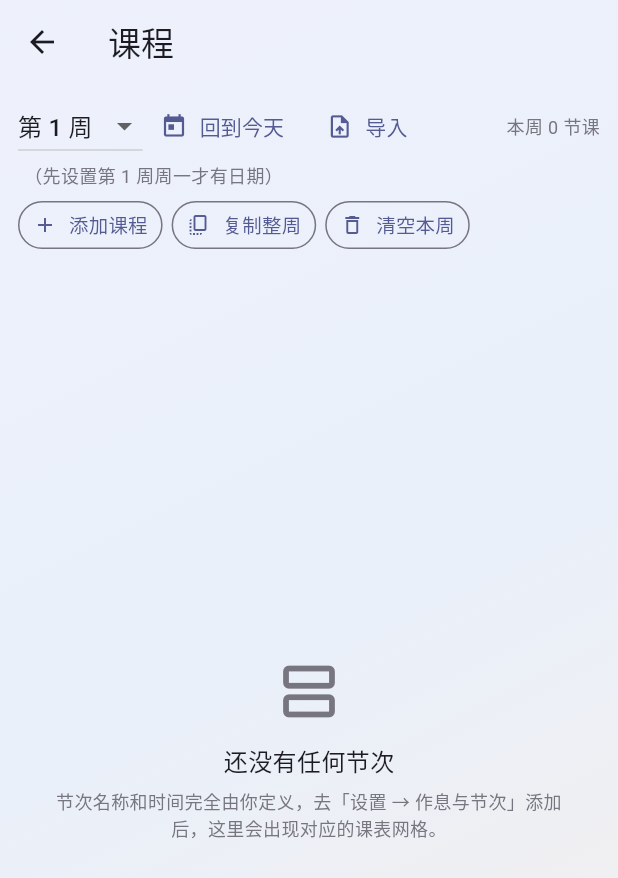
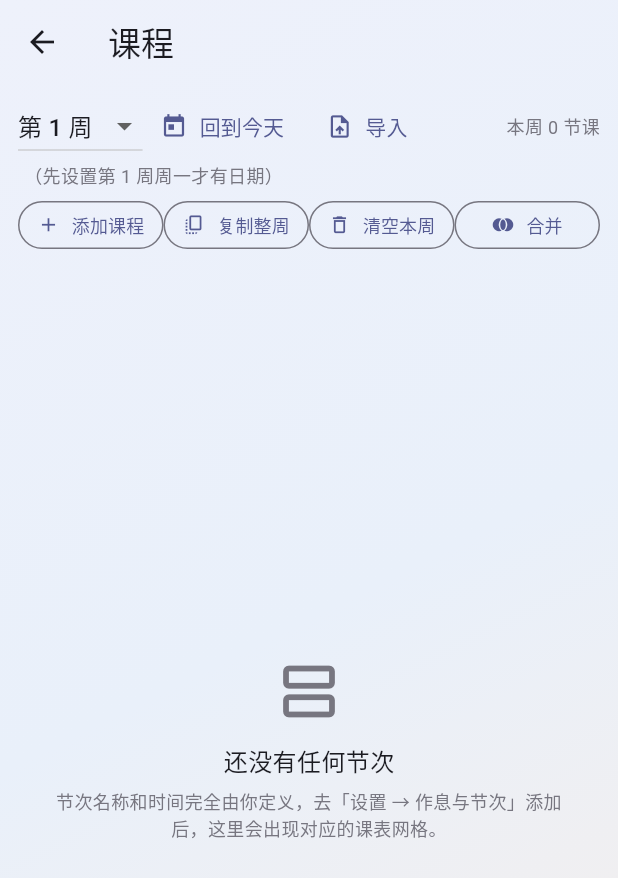
Before and after one commit to youkeisen/CloudLife, a Flutter app: the screen it shows after launch, item 2 of the bottom bar chosen, after a tap on "课程", on a phone screen of 412 x 824 dp. Shown: the top 878 px of the screen. Run offline on Flutter 3.47's test engine with Material 3 defaults, Android fonts, the light colour scheme and no system bars; our stand-ins replace file_picker, geolocator, package_info_plus; missing offline and left inert: syncfusion_flutter_pdf.

Commit message:
手机版 1.4.3：课表合并连堂（合并模式点选相邻格子）+ 工具栏四按钮平分一行

```diff
--- a/mobile/lib/changelog.dart
+++ b/mobile/lib/changelog.dart
@@ -4,6 +4,13 @@ library;
 
 /// (版本号, 变更列表)
 const List<(String, List<String>)> kChangelog = <(String, List<String>)>[
+  (
+    '1.4.3',
+    <String>[
+      '课表支持合并连堂：点「合并」进入选择模式，点选同一节课的 2~3 个相邻格子合成一节连堂（适合导入后散开的课）',
+      '课程页工具栏四个按钮平分一行',
+    ],
+  ),
   (
     '1.4.2',
     <String>[
--- a/mobile/lib/ui/courses_page.dart
+++ b/mobile/lib/ui/courses_page.dart
@@ -569,45 +569,73 @@ class _CoursesPageState extends State<CoursesPage> {
         ),
         Padding(
           padding: const EdgeInsets.fromLTRB(12, 4, 12, 4),
-          child: Wrap(
-            spacing: 6,
+          child: Row(
             children: <Widget>[
-              OutlinedButton.icon(
+              _toolbarBtn(
                 key: const ValueKey('btn-add-course'),
-                style: OutlinedButton.styleFrom(
-                  visualDensity: VisualDensity.compact,
-                  padding: const EdgeInsets.symmetric(horizontal: 10),
-                ),
                 onPressed: () => _openEditor(),
-                icon: const Icon(Icons.add, size: 16),
-                label: const Text('添加课程',
-                    style: TextStyle(fontSize: 13)),
+                icon: Icons.add,
+                label: '添加课程',
               ),
-              OutlinedButton.icon(
+              _toolbarBtn(
                 key: const ValueKey('btn-copy-week'),
-                style: OutlinedButton.styleFrom(
-                  visualDensity: VisualDensity.compact,
-                  padding: const EdgeInsets.symmetric(horizontal: 10),
-                ),
                 onPressed: () => _openCopyDialog(lessons.length),
-                icon: const Icon(Icons.copy_all_outlined, size: 16),
-                label: const Text('复制整周',
-                    style: TextStyle(fontSize: 13)),
+                icon: Icons.copy_all_outlined,
+                label: '复制整周',
               ),
-              OutlinedButton.icon(
+              _toolbarBtn(
                 key: const ValueKey('btn-clear-week'),
-                style: OutlinedButton.styleFrom(
-                  visualDensity: VisualDensity.compact,
-                  padding: const EdgeInsets.symmetric(horizontal: 10),
-                ),
                 onPressed: _confirmClear,
-                icon: const Icon(Icons.delete_outline, size: 16),
-                label: const Text('清空本周',
-                    style: TextStyle(fontSize: 13)),
+                icon: Icons.delete_outline,
+                label: '清空本周',
+              ),
+              _toolbarBtn(
+                key: const ValueKey('btn-merge'),
+                onPressed: _toggleMergeMode,
+                icon: Icons.join_full_outlined,
+                label: _mergeMode ? '取消合并' : '合并',
+                highlighted: _mergeMode,
               ),
             ],
           ),
         ),
+        if (_mergeMode)
+          Container(
+            key: const ValueKey('merge-banner'),
+            margin: const EdgeInsets.fromLTRB(12, 0, 12, 4),
+            padding: const EdgeInsets.fromLTRB(12, 8, 12, 8),
+            decoration: BoxDecoration(
+              color: cs.primaryContainer,
+              borderRadius: BorderRadius.circular(10),
+            ),
+            child: Row(children: <Widget>[
+              Expanded(
+                child: Text(
+                  _mergeSel.length < 2
+                      ? '合并模式：点选同一节课的 2~3 个相邻格子'
+                      : '已选 ${_mergeSel.length} 格，点「合并」变成一节连堂',
+                  style: const TextStyle(fontSize: 12),
+                ),
+              ),
+              TextButton(
+                key: const ValueKey('btn-merge-cancel'),
+                style: TextButton.styleFrom(
+                  visualDensity: VisualDensity.compact,
+                ),
+                onPressed: _exitMergeMode,
+                child: const Text('取消'),
+              ),
+              const SizedBox(width: 4),
+              FilledButton(
+                key: const ValueKey('btn-merge-confirm'),
+                style: FilledButton.styleFrom(
+                  visualDensity: VisualDensity.compact,
+                ),
+                onPressed: _mergeSel.length < 2 ? null : _doMerge,
+                child: const Text('合并'),
+              ),
+            ]),
+          ),
         Expanded(
           child: periods.isEmpty
               ? _emptyPeriods(cs)
@@ -639,6 +667,29 @@ class _CoursesPageState extends State<CoursesPage> {
             ),
           ],
         ),
+      ),
+    );
+  }
+
+  /// 工具栏按钮：四个平分一行。
+  Widget _toolbarBtn(
+      {required Key key,
+      required VoidCallback onPressed,
+      required IconData icon,
+      required String label,
+      bool highlighted = false}) {
+    return Expanded(
+      child: OutlinedButton.icon(
+        key: key,
+        style: OutlinedButton.styleFrom(
+          visualDensity: VisualDensity.compact,
+          padding: const EdgeInsets.symmetric(horizontal: 4),
+          foregroundColor:
+              highlighted ? Theme.of(context).colorScheme.primary : null,
+        ),
+        onPressed: onPressed,
+        icon: Icon(icon, size: 15),
+        label: Text(label, style: const TextStyle(fontSize: 12)),
       ),
     );
   }
@@ -675,6 +726,101 @@ class _CoursesPageState extends State<CoursesPage> {
     widget.store.saveCourses(courses);
     setState(() {});
     _toast('已粘贴「${src.name}」（第 $day 天 $slot）');
+  }
+
+  // ---------- 合并模式 ----------
+
+  bool _mergeMode = false;
+  final Set<String> _mergeSel = <String>{}; // 'day@slot'
+
+  void _toggleMergeMode() {
+    setState(() {
+      _mergeMode = !_mergeMode;
+      _mergeSel.clear();
+    });
+  }
+
+  void _exitMergeMode() {
+    setState(() {
+      _mergeMode = false;
+      _mergeSel.clear();
+    });
+  }
+
+  /// 合并模式里点格子：只允许同一天、节次相邻，最多选到节次表末尾。
+  void _toggleMergeCell(int day, String slot, List<Period> periods) {
+    final key = '$day@$slot';
+    setState(() {
+      if (_mergeSel.remove(key)) return;
+      if (_mergeSel.isEmpty) {
+        _mergeSel.add(key);
+        return;
+      }
+      // 校验：同一天 + 与已选的节次相邻
+      String dayOf(String k) => k.split('@')[0];
+      String slotOf(String k) => k.split('@')[1];
+      final sameDay = _mergeSel.every((k) => dayOf(k) == '$day');
+      if (!sameDay) {
+        _toast('要合并的格子必须在同一天');
+        return;
+      }
+      int idxOf(String s) => periods.indexWhere((p) => p.id == s);
+      final idxs = _mergeSel.map((k) => idxOf(slotOf(k))).toList()..sort();
+      final myIdx = idxOf(slot);
+      if (myIdx < 0) return;
+      final minIdx = idxs.first, maxIdx = idxs.last;
+      if (myIdx != minIdx - 1 && myIdx != maxIdx + 1) {
+        _toast('只能选相邻的节次');
+        return;
+      }
+      _mergeSel.add(key);
+    });
+  }
+
+  /// 执行合并：选中范围内的旧课全部去掉，换成一条 spanEnd 到最后节次的课。
+  void _doMerge() {
+    final periods = widget.store.settings().periods;
+    if (_mergeSel.length < 2) return;
+    final day = int.parse(_mergeSel.first.split('@')[0]);
+    final idxs = _mergeSel
+        .map((k) => periods.indexWhere((p) => p.id == k.split('@')[1]))
+        .toList()
+      ..sort();
+    for (var i = 1; i < idxs.length; i++) {
+      if (idxs[i] != idxs[i - 1] + 1) {
+        _toast('只能合并相邻的节次');
+        return;
+      }
+    }
+    final first = periods[idxs.first];
+    final last = periods[idxs.last];
+    final slotSet = _mergeSel.map((k) => k.split('@')[1]).toSet();
+
+    final courses = widget.store.courses();
+    final weekList = courses.weeks[_week] ?? <Lesson>[];
+    // 范围内的旧课：拿第一门有名字的当内容，其余全部移除
+    Lesson? merged;
+    weekList.removeWhere((l) {
+      if (l.day != day || !slotSet.contains(l.slot)) return false;
+      merged ??= l;
+      return true;
+    });
+    final src = merged;
+    weekList.add(Lesson(
+      id: widget.store.newId('c'),
+      day: day,
+      slot: first.id,
+      spanEnd: last.id,
+      name: src?.name ?? '',
+      location: src?.location ?? '',
+      teacher: src?.teacher ?? '',
+      note: src?.note ?? '',
+      color: src?.color ?? '',
+    ));
+    courses.weeks[_week] = weekList;
+    widget.store.saveCourses(courses);
+    _exitMergeMode();
+    _toast('已合并成 ${idxs.length} 节连堂');
   }
 
   Widget _buildTable(List<Period> periods, List<Lesson> lessons, Settings settings) {
@@ -762,23 +908,32 @@ class _CoursesPageState extends State<CoursesPage> {
         }
         final h = span * pitch - _cellGap;
         final isCopied = lesson != null && lesson.id == _copied?.id;
+        final isSel = _mergeMode && _mergeSel.contains('${d.num}@${p.id}');
         cells.add(
           GestureDetector(
             key: lesson != null
                 ? ValueKey('lesson-${lesson.id}')
                 : ValueKey('cell-${d.num}-${p.id}'),
-            onTap: () => _openEditor(lesson: lesson, day: d.num, slot: p.id),
+            onTap: _mergeMode
+                ? () => _toggleMergeCell(d.num, p.id, periods)
+                : () => _openEditor(lesson: lesson, day: d.num, slot: p.id),
             // 长按有课的格子 = 复制；长按空格子 = 粘贴（凯森 v1.4.1 反馈）
-            onLongPress: () => _onCellLongPress(lesson, d.num, p.id),
+            onLongPress:
+                _mergeMode ? null : () => _onCellLongPress(lesson, d.num, p.id),
             child: Container(
               height: h,
               margin: const EdgeInsets.only(right: _cellGap, bottom: _cellGap),
               padding: const EdgeInsets.all(6),
               decoration: BoxDecoration(
-                color: lesson == null ? cs.surfaceContainerHighest : cs.primaryContainer,
+                color: isSel
+                    ? cs.primary.withValues(alpha: 0.35)
+                    : lesson == null
+                        ? cs.surfaceContainerHighest
+                        : cs.primaryContainer,
                 borderRadius: BorderRadius.circular(8),
-                border: isCopied
-                    ? Border.all(color: cs.primary, width: 1.5)
+                border: (isCopied || isSel)
+                    ? Border.all(
+                        color: cs.primary, width: isSel ? 2 : 1.5)
                     : null,
               ),
               alignment: Alignment.topLeft,
--- a/mobile/pubspec.yaml
+++ b/mobile/pubspec.yaml
@@ -16,9 +16,9 @@ publish_to: 'none' # Remove this line if you wish to publish to pub.dev
 # https://developer.apple.com/library/archive/documentation/General/Reference/InfoPlistKeyReference/Articles/CoreFoundationKeys.html
 # In Windows, build-name is used as the major, minor, and patch parts
 # of the product and file versions while build-number is used as the build suffix.
-# 1.4.2：课表长按复制/粘贴——长按有课格子复制，长按空格子粘贴成单节，
-# 被复制的格子描边高亮。构建号 +1（上一个安装包是 1.4.1+17）。
-version: 1.4.2+18
+# 1.4.3：课表合并连堂——合并模式点选相邻格子（含已有课的）合成一节 spanEnd 课；
+# 工具栏四个按钮平分一行。构建号 +1（上一个安装包是 1.4.2+18）。
+version: 1.4.3+19
 
 environment:
   sdk: ^3.13.3
```
Also changed, not shown: 1 other file.
